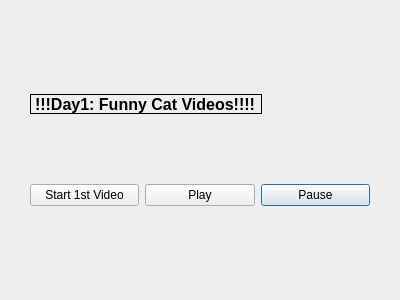
Before: the Qt Designer form ChristmasCountdown_V1/day1window.ui in AlexandreBanks6/ChristmasCountdown_12day_v1, drawn with Qt 5.
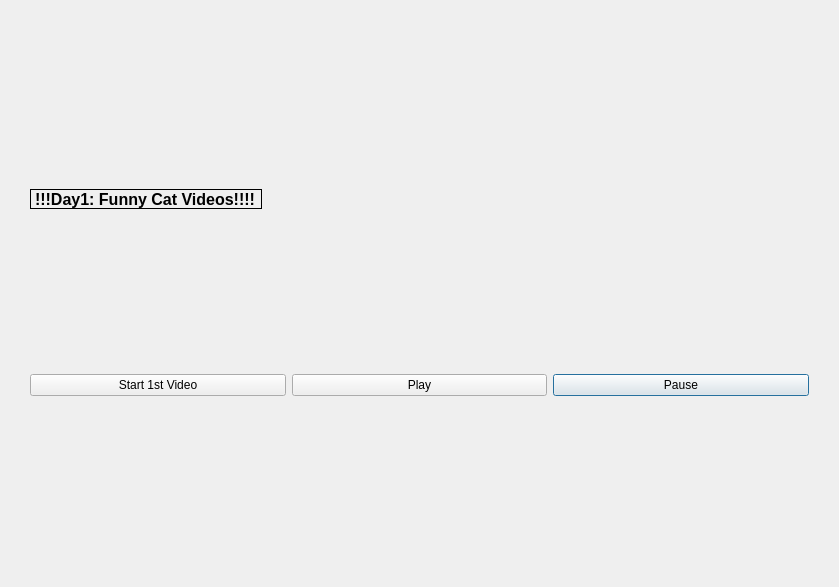
After: the same form once the commit is applied.

```diff
--- a/ChristmasCountdown_V1/day1window.ui
+++ b/ChristmasCountdown_V1/day1window.ui
@@ -6,8 +6,8 @@
    <rect>
     <x>0</x>
     <y>0</y>
-    <width>400</width>
-    <height>300</height>
+    <width>839</width>
+    <height>587</height>
    </rect>
   </property>
   <property name="windowTitle">
```
